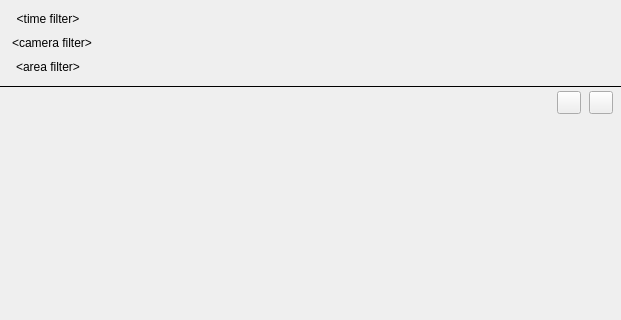
Old version of the form vms/client/nx_vms_client_desktop/src/nx/vms/client/desktop/event_search/widgets/abstract_search_widget.ui in the repository networkoptix/nx_open; both pictures show x 0 to 621 and y 0 to 320 of the 621 by 956 pixel window.
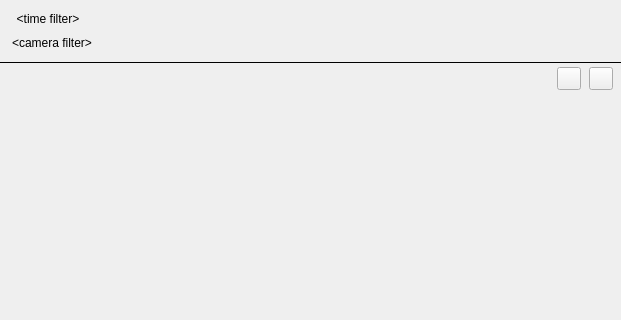
New version of the form. Custom widgets are drawn as their Qt base class.

Commit message:
VMS-12185: Area selecting for "Objects" tab
<==== Mercurial data ====>
Branch: x_VMS-12201_selection_on_camera_mechanics

```diff
--- a/vms/client/nx_vms_client_desktop/src/nx/vms/client/desktop/event_search/widgets/abstract_search_widget.ui
+++ b/vms/client/nx_vms_client_desktop/src/nx/vms/client/desktop/event_search/widgets/abstract_search_widget.ui
@@ -100,46 +100,6 @@
            </property>
           </widget>
          </item>
-         <item>
-          <widget class="QWidget" name="areaSelectionHolder" native="true">
-           <property name="sizePolicy">
-            <sizepolicy hsizetype="Fixed" vsizetype="Fixed">
-             <horstretch>0</horstretch>
-             <verstretch>0</verstretch>
-            </sizepolicy>
-           </property>
-           <layout class="QVBoxLayout" name="verticalLayout">
-            <property name="leftMargin">
-             <number>0</number>
-            </property>
-            <property name="topMargin">
-             <number>0</number>
-            </property>
-            <property name="rightMargin">
-             <number>0</number>
-            </property>
-            <property name="bottomMargin">
-             <number>0</number>
-            </property>
-            <item>
-             <widget class="nx::vms::client::desktop::SelectableTextButton" name="areaSelectionButton">
-              <property name="sizePolicy">
-               <sizepolicy hsizetype="Preferred" vsizetype="Fixed">
-                <horstretch>0</horstretch>
-                <verstretch>0</verstretch>
-               </sizepolicy>
-              </property>
-              <property name="text">
-               <string notr="true">&lt;area filter&gt;</string>
-              </property>
-              <property name="flat">
-               <bool>true</bool>
-              </property>
-             </widget>
-            </item>
-           </layout>
-          </widget>
-         </item>
         </layout>
        </widget>
       </item>
```
The commit also changes 12 other files.
